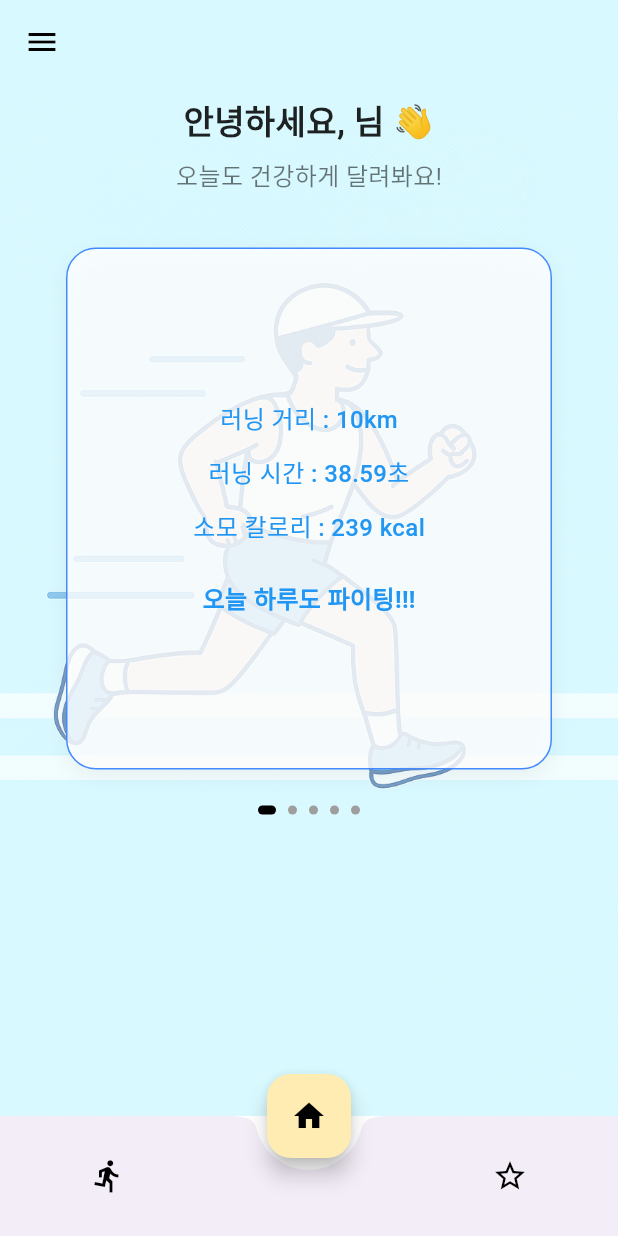
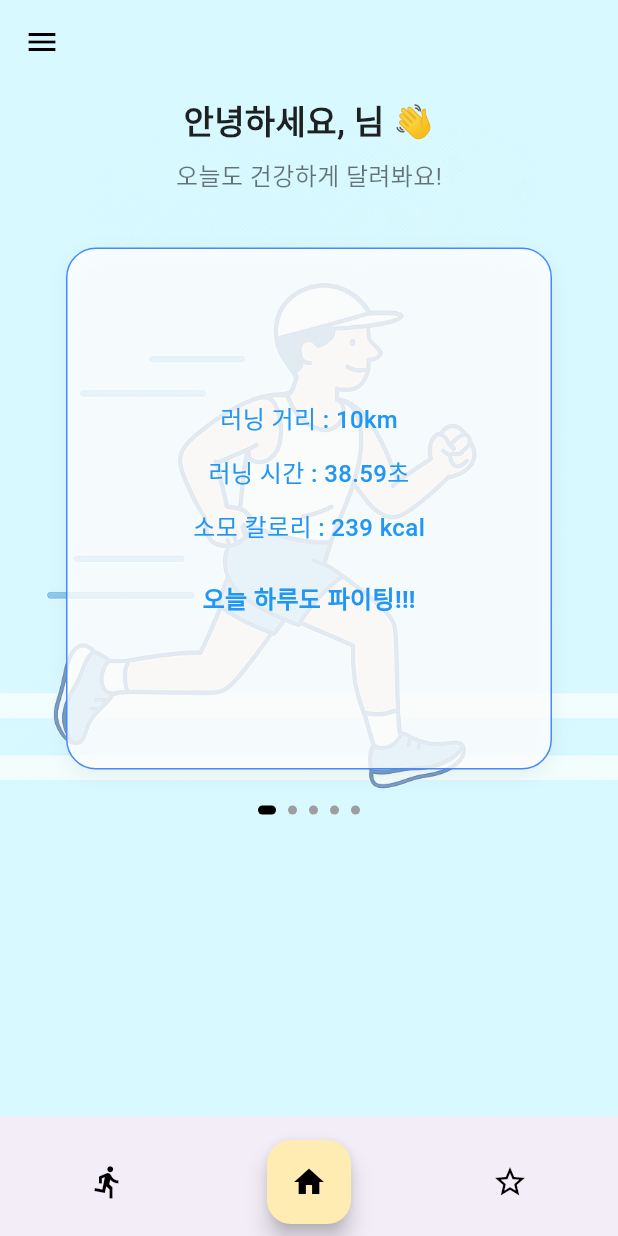
Before and after one commit to LGHee1/-Portfolio, a Flutter app: the ScreenHome screen opened directly, on a phone screen of 412 x 824 dp. Run offline on Flutter 3.47's test engine with Material 3 defaults, Android fonts, the phone set to English and light mode, and no system bars; our stand-ins replace cloud_firestore, firebase_auth, firebase_core, firebase_storage, geolocator, google_maps_flutter and 4 more; accounts and stored records are empty; network calls fail; Roboto replaces fonts that are missing (Pretendard).

Commit message:
5/15 17시

```diff
--- /dev/null
+++ b/lib/Widgets/bottom_bar.dart
@@ -0,0 +1,87 @@
+import 'package:flutter/material.dart';
+import '../Post/post_list.dart';
+import '../home_screen.dart';
+import '../workout_screen.dart';
+
+class BottomBar extends StatelessWidget {
+  final int selectedIndex;
+  final Function(int) onTabSelected;
+
+  const BottomBar({
+    Key? key,
+    required this.selectedIndex,
+    required this.onTabSelected,
+  }) : super(key: key);
+
+  @override
+  Widget build(BuildContext context) {
+    final bottomPadding = MediaQuery.of(context).padding.bottom;
+
+    return Stack(
+      clipBehavior: Clip.none,
+      alignment: Alignment.center,
+      children: [
+        BottomAppBar(
+          shape: const CircularNotchedRectangle(),
+          notchMargin: 8.0,
+          child: Container(
+            padding: EdgeInsets.only(
+              left: 32,
+              right: 32,
+              bottom: bottomPadding,
+              top: 8,
+            ),
+            child: Row(
+              mainAxisAlignment: MainAxisAlignment.spaceBetween,
+              children: [
+                IconButton(
+                  icon: Icon(
+                    Icons.directions_run,
+                    color: selectedIndex == 0 ? Colors.amber : Colors.black,
+                  ),
+                  onPressed: () {
+                    onTabSelected(0);
+                    Navigator.push(
+                      context,
+                      MaterialPageRoute(builder: (context) => const WorkoutScreen()),
+                    );
+                  },
+                ),
+                IconButton(
+                  icon: Icon(
+                    Icons.star_border,
+                    color: selectedIndex == 2 ? Colors.amber : Colors.black,
+                  ),
+                  onPressed: () {
+                    onTabSelected(2);
+                    Navigator.push(
+                      context,
+                      MaterialPageRoute(builder: (context) => const PostListPage()),
+                    );
+                  },
+                ),
+              ],
+            ),
+          ),
+        ),
+        Positioned(
+          bottom: bottomPadding + 8,
+          child: FloatingActionButton(
+            backgroundColor: Colors.amber.shade100,
+            onPressed: () {
+              onTabSelected(1);
+              Navigator.pushReplacement(
+                context,
+                MaterialPageRoute(builder: (context) => const ScreenHome()),
+              );
+            },
+            child: Icon(
+              Icons.home,
+              color: selectedIndex == 1 ? Colors.black : Colors.grey,
+            ),
+          ),
+        ),
+      ],
+    );
+  }
+}
--- a/lib/home_screen.dart
+++ b/lib/home_screen.dart
@@ -12,6 +12,7 @@ import 'Widgets/running_card_swiper.dart';
 import 'Profile/profile_screen.dart';
 import 'Post/post_list.dart';
 import 'Widgets/menu.dart';
+import 'Widgets/bottom_bar.dart';
 
 class ScreenHome extends StatefulWidget {
   const ScreenHome({super.key});
@@ -116,60 +117,24 @@ class _ScreenHomeState extends State<ScreenHome> {
       // ✅ Drawer 설정
       drawer: const Menu(),
 
-      // ✅ 홈 버튼
-      floatingActionButton: FloatingActionButton(
-        backgroundColor: Colors.amber.shade100,
-        onPressed: () {
-          setState(() {
-            _selectedIndex = 1;
-          });
-        },
-        child: Icon(
-          Icons.home,
-          color: _selectedIndex == 1 ? Colors.black : Colors.grey,
-        ),
-      ),
-      floatingActionButtonLocation: FloatingActionButtonLocation.centerDocked,
-
       // ✅ 하단 네비게이션 바
-      bottomNavigationBar: BottomAppBar(
-        shape: const CircularNotchedRectangle(),
-        notchMargin: 8.0,
-        child: Padding(
-          padding: const EdgeInsets.symmetric(horizontal: 32, vertical: 8),
-          child: Row(
-            mainAxisAlignment: MainAxisAlignment.spaceBetween,
-            children: [
-              IconButton(
-                icon: Icon(
-                  Icons.directions_run,
-                  color: _selectedIndex == 0 ? Colors.amber : Colors.black,
-                ),
-                onPressed: () {
-                  setState(() => _selectedIndex = 0);
+      bottomNavigationBar: BottomBar(
+        selectedIndex: _selectedIndex,
+        onTabSelected: (index) {
+          setState(() => _selectedIndex = index);
+          // 기존 네비게이션 동작 유지
+          if (index == 0) {
             Navigator.push(
               context,
               MaterialPageRoute(builder: (context) => const WorkoutScreen()),
             );
-                },
-              ),
-
-              IconButton(
-                icon: Icon(
-                  Icons.star_border,
-                  color: _selectedIndex == 2 ? Colors.amber : Colors.black,
-                ),
-                onPressed: () {
-                  setState(() => _selectedIndex = 2);
+          } else if (index == 1) {
             Navigator.push(
               context,
               MaterialPageRoute(builder: (context) => const PostListPage()),
             );
+          }
         },
-              ),
-            ],
-          ),
-        ),
       ),
 
       // ✅ 본문
```
Also changed, not shown: lib/Calendar/calendar_screen.dart (+8 -0 lines), lib/Profile/profile_screen.dart (+8 -0 lines), lib/Rank/ranking_screen.dart (+8 -0 lines), lib/post/post_create.dart (+15 -0 lines), lib/screen_running.dart (+116 -110 lines), lib/workout_screen.dart (+7 -39 lines). Lines whose indentation alone changed are shown as unchanged.
